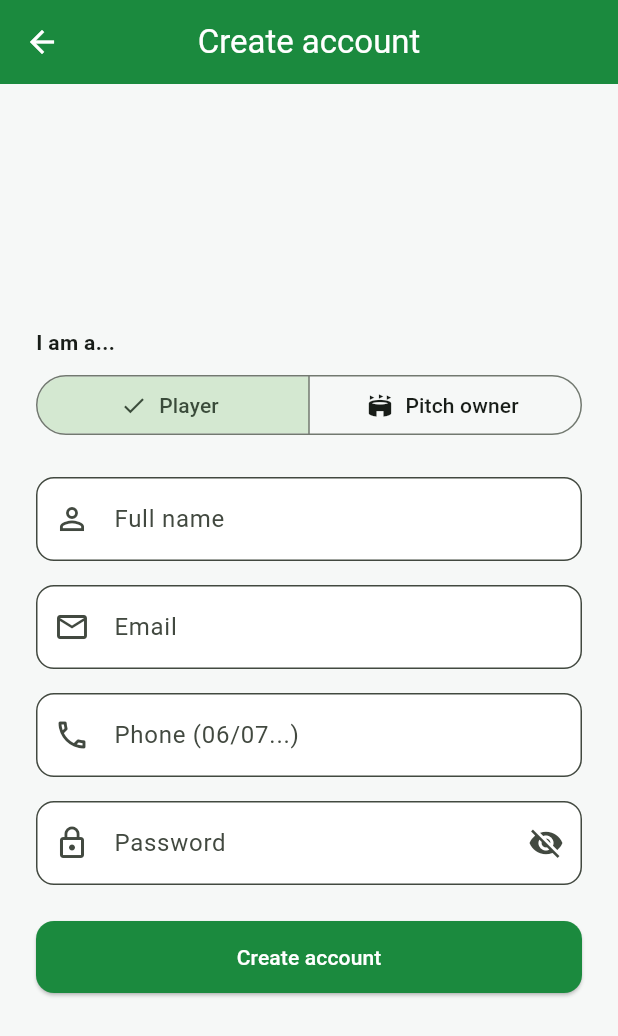
After one commit to pitchou1837/terrain_express_frontend, a Flutter app: the screen it shows after launch, after a tap on "Log in", after a tap on "No account? Create one", on a phone screen of 412 x 824 dp. The commit adds this screen. Shown: the top 1036 px of the screen. Run offline on Flutter 3.47's test engine with Material 3 defaults, Android fonts, the phone set to English and light mode, and no system bars; our stand-ins replace flutter_secure_storage; accounts and stored records are empty.

Commit message:
Auth: login, register, auth provider, mock repository

```diff
--- /dev/null
+++ b/lib/data/repositories/auth_repository.dart
@@ -0,0 +1,117 @@
+import 'package:terrain_express/core/api_client.dart';
+import 'package:terrain_express/core/constants.dart';
+import 'package:terrain_express/models/user.dart';
+
+/// What any auth implementation must do
+abstract class AuthRepository {
+  Future<User> login(String email, String password);
+  Future<User> register({
+    required String name,
+    required String email,
+    required String phone,
+    required String password,
+    required String role,
+  });
+  Future<User?> currentUser();
+  Future<void> logout();
+}
+
+/// Picks fake or real depending on AppConstants.useMock
+AuthRepository createAuthRepository() =>
+    AppConstants.useMock ? MockAuthRepository() : ApiAuthRepository();
+
+// ---------------------------------------------------------------------------
+// FAKE version — works without the backend
+// Tip: log in with an email containing "owner" to test the owner side
+// ---------------------------------------------------------------------------
+class MockAuthRepository implements AuthRepository {
+  User? _user;
+
+  @override
+  Future<User> login(String email, String password) async {
+    await Future.delayed(const Duration(milliseconds: 600));
+    if (password.length < 4) {
+      throw ApiException(401, 'Wrong email or password');
+    }
+    _user = User(
+      id: 1,
+      name: email.split('@').first,
+      email: email,
+      phone: '0600000000',
+      role: email.contains('owner') ? 'owner' : 'player',
+    );
+    await ApiClient.instance.saveToken('mock-token');
+    return _user!;
+  }
+
+  @override
+  Future<User> register({
+    required String name,
+    required String email,
+    required String phone,
+    required String password,
+    required String role,
+  }) async {
+    await Future.delayed(const Duration(milliseconds: 600));
+    _user = User(id: 1, name: name, email: email, phone: phone, role: role);
+    await ApiClient.instance.saveToken('mock-token');
+    return _user!;
+  }
+
+  @override
+  Future<User?> currentUser() async => _user;
+
+  @override
+  Future<void> logout() async {
+    _user = null;
+    await ApiClient.instance.clearToken();
+  }
+}
+
+// ---------------------------------------------------------------------------
+// REAL version — calls Walid's FastAPI (adjust paths when his routes exist)
+// ---------------------------------------------------------------------------
+class ApiAuthRepository implements AuthRepository {
+  final _api = ApiClient.instance;
+
+  @override
+  Future<User> login(String email, String password) async {
+    final res = await _api.post('/auth/login',
+        body: {'email': email, 'password': password});
+    await _api.saveToken(res['access_token']);
+    return (await currentUser())!;
+  }
+
+  @override
+  Future<User> register({
+    required String name,
+    required String email,
+    required String phone,
+    required String password,
+    required String role,
+  }) async {
+    await _api.post('/auth/register', body: {
+      'name': name,
+      'email': email,
+      'phone': phone,
+      'password': password,
+      'role': role,
+    });
+    return login(email, password); // log in right after registering
+  }
+
+  @override
+  Future<User?> currentUser() async {
+    if (await _api.getToken() == null) return null;
+    try {
+      final res = await _api.get('/users/me');
+      return User.fromJson(res);
+    } catch (_) {
+      await _api.clearToken(); // token expired or invalid
+      return null;
+    }
+  }
+
+  @override
+  Future<void> logout() => _api.clearToken();
+}
--- /dev/null
+++ b/lib/features/auth/auth_provider.dart
@@ -0,0 +1,71 @@
+import 'package:flutter/foundation.dart';
+import 'package:terrain_express/core/api_client.dart';
+import 'package:terrain_express/data/repositories/auth_repository.dart';
+import 'package:terrain_express/models/user.dart';
+
+class AuthProvider extends ChangeNotifier {
+  final AuthRepository _repo;
+  AuthProvider([AuthRepository? repo]) : _repo = repo ?? createAuthRepository();
+
+  User? _user;
+  bool _loading = false;
+  bool _initialized = false;
+  String? _error;
+
+  User? get user => _user;
+  bool get isLoggedIn => _user != null;
+  bool get isLoading => _loading;
+  bool get isInitialized => _initialized;
+  String? get error => _error;
+
+  /// Called at app start: is someone already logged in?
+  Future<void> init() async {
+    _user = await _repo.currentUser();
+    _initialized = true;
+    notifyListeners();
+  }
+
+  Future<bool> login(String email, String password) =>
+      _run(() => _repo.login(email.trim(), password));
+
+  Future<bool> register({
+    required String name,
+    required String email,
+    required String phone,
+    required String password,
+    required String role,
+  }) =>
+      _run(() => _repo.register(
+        name: name.trim(),
+        email: email.trim(),
+        phone: phone.trim(),
+        password: password,
+        role: role,
+      ));
+
+  Future<void> logout() async {
+    await _repo.logout();
+    _user = null;
+    notifyListeners();
+  }
+
+  /// Shared logic: show loading, catch errors, update the user
+  Future<bool> _run(Future<User> Function() action) async {
+    _loading = true;
+    _error = null;
+    notifyListeners();
+    try {
+      _user = await action();
+      return true;
+    } on ApiException catch (e) {
+      _error = e.message;
+      return false;
+    } catch (_) {
+      _error = 'Could not connect to the server';
+      return false;
+    } finally {
+      _loading = false;
+      notifyListeners();
+    }
+  }
+}
--- /dev/null
+++ b/lib/features/auth/login_screen.dart
@@ -0,0 +1,146 @@
+import 'package:flutter/material.dart';
+import 'package:provider/provider.dart';
+import 'package:terrain_express/core/constants.dart';
+import 'package:terrain_express/core/theme.dart';
+import 'package:terrain_express/features/auth/auth_provider.dart';
+import 'package:terrain_express/features/auth/register_screen.dart';
+
+class LoginScreen extends StatefulWidget {
+  const LoginScreen({super.key});
+
+  @override
+  State<LoginScreen> createState() => _LoginScreenState();
+}
+
+class _LoginScreenState extends State<LoginScreen> {
+  final _formKey = GlobalKey<FormState>();
+  final _emailCtrl = TextEditingController();
+  final _passCtrl = TextEditingController();
+  bool _obscure = true;
+
+  @override
+  void dispose() {
+    _emailCtrl.dispose();
+    _passCtrl.dispose();
+    super.dispose();
+  }
+
+  Future<void> _submit() async {
+    if (!_formKey.currentState!.validate()) return;
+    final auth = context.read<AuthProvider>();
+    final ok = await auth.login(_emailCtrl.text, _passCtrl.text);
+    if (!ok && mounted) {
+      ScaffoldMessenger.of(context).showSnackBar(
+        SnackBar(content: Text(auth.error ?? 'Login failed')),
+      );
+    }
+    // On success, the app switches to home automatically (see main.dart)
+  }
+
+  @override
+  Widget build(BuildContext context) {
+    final loading = context.watch<AuthProvider>().isLoading;
+
+    return Scaffold(
+      body: SafeArea(
+        child: Center(
+          child: SingleChildScrollView(
+            padding: const EdgeInsets.all(24),
+            child: ConstrainedBox(
+              constraints: const BoxConstraints(maxWidth: 420),
+              child: Form(
+                key: _formKey,
+                child: Column(
+                  crossAxisAlignment: CrossAxisAlignment.stretch,
+                  children: [
+                    const Icon(Icons.sports_soccer,
+                        size: 72, color: AppColors.primary),
+                    const SizedBox(height: 12),
+                    Text(
+                      AppConstants.appName,
+                      textAlign: TextAlign.center,
+                      style: Theme.of(context).textTheme.headlineMedium
+                          ?.copyWith(fontWeight: FontWeight.bold),
+                    ),
+                    const SizedBox(height: 4),
+                    const Text('Book a pitch. Find a match.',
+                        textAlign: TextAlign.center,
+                        style: TextStyle(color: Colors.grey)),
+                    const SizedBox(height: 32),
+
+                    TextFormField(
+                      controller: _emailCtrl,
+                      keyboardType: TextInputType.emailAddress,
+                      decoration: const InputDecoration(
+                        labelText: 'Email',
+                        prefixIcon: Icon(Icons.email_outlined),
+                      ),
+                      validator: (v) => (v == null || !v.contains('@'))
+                          ? 'Enter a valid email'
+                          : null,
+                    ),
+                    const SizedBox(height: 16),
+
+                    TextFormField(
+                      controller: _passCtrl,
+                      obscureText: _obscure,
+                      decoration: InputDecoration(
+                        labelText: 'Password',
+                        prefixIcon: const Icon(Icons.lock_outline),
+                        suffixIcon: IconButton(
+                          icon: Icon(_obscure
+                              ? Icons.visibility_off
+                              : Icons.visibility),
+                          onPressed: () =>
+                              setState(() => _obscure = !_obscure),
+                        ),
+                      ),
+                      validator: (v) => (v == null || v.length < 4)
+                          ? 'At least 4 characters'
+                          : null,
+                      onFieldSubmitted: (_) => _submit(),
+                    ),
+                    const SizedBox(height: 24),
+
+                    ElevatedButton(
+                      onPressed: loading ? null : _submit,
+                      child: loading
+                          ? const SizedBox(
+                        height: 22,
+                        width: 22,
+                        child: CircularProgressIndicator(
+                            strokeWidth: 2, color: Colors.white),
+                      )
+                          : const Text('Log in'),
+                    ),
+                    const SizedBox(height: 12),
+
+                    TextButton(
+                      onPressed: () => Navigator.push(
+                        context,
+                        MaterialPageRoute(
+                            builder: (_) => const RegisterScreen()),
+                      ),
+                      child: const Text("No account? Create one"),
+                    ),
+
+                    if (AppConstants.useMock)
+                      const Padding(
+                        padding: EdgeInsets.only(top: 16),
+                        child: Text(
+                          'Demo mode: any email + 4-char password.\n'
+                              'Use an email with "owner" to see the owner side.',
+                          textAlign: TextAlign.center,
+                          style: TextStyle(fontSize: 12, color: Colors.grey),
+                        ),
+                      ),
+                  ],
+                ),
+              ),
+            ),
+          ),
+        ),
+      ),
+    );
+  }
+}
--- /dev/null
+++ b/lib/features/auth/register_screen.dart
@@ -0,0 +1,159 @@
+import 'package:flutter/material.dart';
+import 'package:provider/provider.dart';
+import 'package:terrain_express/features/auth/auth_provider.dart';
+
+class RegisterScreen extends StatefulWidget {
+  const RegisterScreen({super.key});
+
+  @override
+  State<RegisterScreen> createState() => _RegisterScreenState();
+}
+
+class _RegisterScreenState extends State<RegisterScreen> {
+  final _formKey = GlobalKey<FormState>();
+  final _nameCtrl = TextEditingController();
+  final _emailCtrl = TextEditingController();
+  final _phoneCtrl = TextEditingController();
+  final _passCtrl = TextEditingController();
+  String _role = 'player';
+  bool _obscure = true;
+
+  @override
+  void dispose() {
+    _nameCtrl.dispose();
+    _emailCtrl.dispose();
+    _phoneCtrl.dispose();
+    _passCtrl.dispose();
+    super.dispose();
+  }
+
+  Future<void> _submit() async {
+    if (!_formKey.currentState!.validate()) return;
+    final auth = context.read<AuthProvider>();
+    final ok = await auth.register(
+      name: _nameCtrl.text,
+      email: _emailCtrl.text,
+      phone: _phoneCtrl.text,
+      password: _passCtrl.text,
+      role: _role,
+    );
+    if (!mounted) return;
+    if (ok) {
+      Navigator.pop(context);
+    } else {
+      ScaffoldMessenger.of(context).showSnackBar(
+        SnackBar(content: Text(auth.error ?? 'Registration failed')),
+      );
+    }
+  }
+
+  @override
+  Widget build(BuildContext context) {
+    final loading = context.watch<AuthProvider>().isLoading;
+
+    return Scaffold(
+      appBar: AppBar(title: const Text('Create account')),
+      body: Center(
+        child: SingleChildScrollView(
+          padding: const EdgeInsets.all(24),
+          child: ConstrainedBox(
+            constraints: const BoxConstraints(maxWidth: 420),
+            child: Form(
+              key: _formKey,
+              child: Column(
+                crossAxisAlignment: CrossAxisAlignment.stretch,
+                children: [
+                  const Text('I am a...',
+                      style: TextStyle(fontWeight: FontWeight.w600)),
+                  const SizedBox(height: 8),
+                  SegmentedButton<String>(
+                    segments: const [
+                      ButtonSegment(
+                          value: 'player',
+                          label: Text('Player'),
+                          icon: Icon(Icons.sports_soccer)),
+                      ButtonSegment(
+                          value: 'owner',
+                          label: Text('Pitch owner'),
+                          icon: Icon(Icons.stadium)),
+                    ],
+                    selected: {_role},
+                    onSelectionChanged: (s) =>
+                        setState(() => _role = s.first),
+                  ),
+                  const SizedBox(height: 24),
+                  TextFormField(
+                    controller: _nameCtrl,
+                    decoration: const InputDecoration(
+                      labelText: 'Full name',
+                      prefixIcon: Icon(Icons.person_outline),
+                    ),
+                    validator: (v) => (v == null || v.trim().length < 2)
+                        ? 'Enter your name'
+                        : null,
+                  ),
+                  const SizedBox(height: 16),
+                  TextFormField(
+                    controller: _emailCtrl,
+                    keyboardType: TextInputType.emailAddress,
+                    decoration: const InputDecoration(
+                      labelText: 'Email',
+                      prefixIcon: Icon(Icons.email_outlined),
+                    ),
+                    validator: (v) => (v == null || !v.contains('@'))
+                        ? 'Enter a valid email'
+                        : null,
+                  ),
+                  const SizedBox(height: 16),
+                  TextFormField(
+                    controller: _phoneCtrl,
+                    keyboardType: TextInputType.phone,
+                    decoration: const InputDecoration(
+                      labelText: 'Phone (06/07...)',
+                      prefixIcon: Icon(Icons.phone_outlined),
+                    ),
+                    validator: (v) => (v == null ||
+                        !RegExp(r'^0[5-7]\d{8}$').hasMatch(v.trim()))
+                        ? 'Enter a valid Moroccan number'
+                        : null,
+                  ),
+                  const SizedBox(height: 16),
+                  TextFormField(
+                    controller: _passCtrl,
+                    obscureText: _obscure,
+                    decoration: InputDecoration(
+                      labelText: 'Password',
+                      prefixIcon: const Icon(Icons.lock_outline),
+                      suffixIcon: IconButton(
+                        icon: Icon(_obscure
+                            ? Icons.visibility_off
+                            : Icons.visibility),
+                        onPressed: () =>
+                            setState(() => _obscure = !_obscure),
+                      ),
+                    ),
+                    validator: (v) => (v == null || v.length < 6)
+                        ? 'At least 6 characters'
+                        : null,
+                  ),
+                  const SizedBox(height: 24),
+                  ElevatedButton(
+                    onPressed: loading ? null : _submit,
+                    child: loading
+                        ? const SizedBox(
+                      height: 22,
+                      width: 22,
+                      child: CircularProgressIndicator(
+                          strokeWidth: 2, color: Colors.white),
+                    )
+                        : const Text('Create account'),
+                  ),
+                ],
+              ),
+            ),
+          ),
+        ),
+      ),
+    );
+  }
+}
--- a/lib/main.dart
+++ b/lib/main.dart
@@ -1,10 +1,18 @@
 import 'package:flutter/material.dart';
+import 'package:provider/provider.dart';
 import 'core/constants.dart';
 import 'core/theme.dart';
+import 'features/auth/auth_provider.dart';
+import 'features/auth/login_screen.dart';
 import 'features/home_shell.dart';
 
 void main() {
-  runApp(const TerrainExpressApp());
+  runApp(
+    ChangeNotifierProvider(
+      create: (_) => AuthProvider()..init(),
+      child: const TerrainExpressApp(),
+    ),
+  );
 }
 
 class TerrainExpressApp extends StatelessWidget {
@@ -16,9 +24,23 @@ class TerrainExpressApp extends StatelessWidget {
       title: AppConstants.appName,
       debugShowCheckedModeBanner: false,
       theme: AppTheme.light,
-      // Temporary: goes straight to the player home.
-      // Later: Login screen → PlayerShell or OwnerShell depending on role.
-      home: const PlayerShell(),
+      home: const AuthGate(),
     );
   }
 }
+
+/// Shows login, player home, or owner home
+class AuthGate extends StatelessWidget {
+  const AuthGate({super.key});
+
+  @override
+  Widget build(BuildContext context) {
+    final auth = context.watch<AuthProvider>();
+
+    if (!auth.isInitialized) {
+      return const Scaffold(body: Center(child: CircularProgressIndicator()));
+    }
+    if (!auth.isLoggedIn) return const LoginScreen();
+    return auth.user!.isOwner ? const OwnerShell() : const PlayerShell();
+  }
+}
```
